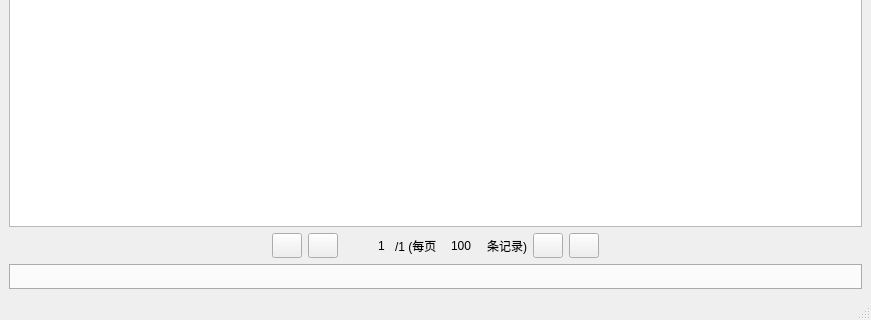
This is uiMainWindow.ui in casuallyName/text-tools as Qt 5 draws it before an edit; both pictures show x 0 to 871 and y 328 to 648 of the 871 by 648 pixel window. The edited form follows.
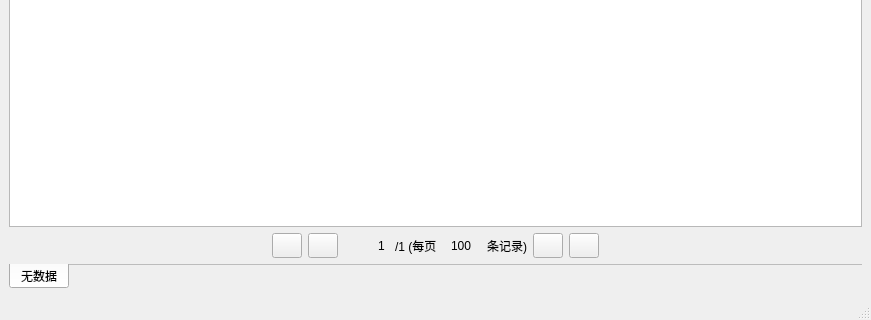
This is the edited form. Icons and pictures are not drawn.

Commit message: 优化页面

The edit to the form file:
```diff
--- a/uiMainWindow.ui
+++ b/uiMainWindow.ui
@@ -351,18 +351,24 @@
       <property name="autoFillBackground">
        <bool>true</bool>
       </property>
+      <property name="styleSheet">
+       <string notr="true">“background:transparent;border-width:0;border-style:outset”</string>
+      </property>
       <property name="tabPosition">
        <enum>QTabWidget::South</enum>
       </property>
       <property name="currentIndex">
        <number>0</number>
       </property>
-      <property name="tabBarAutoHide">
+      <property name="documentMode">
        <bool>true</bool>
       </property>
+      <property name="tabBarAutoHide">
+       <bool>false</bool>
+      </property>
       <widget class="QWidget" name="tab">
        <attribute name="title">
-        <string>Tab 1</string>
+        <string>无数据</string>
        </attribute>
       </widget>
      </widget>
```
Left out of the diff: 2 changed lines with no effect on the pictures. The commit also changes 1 other file.
